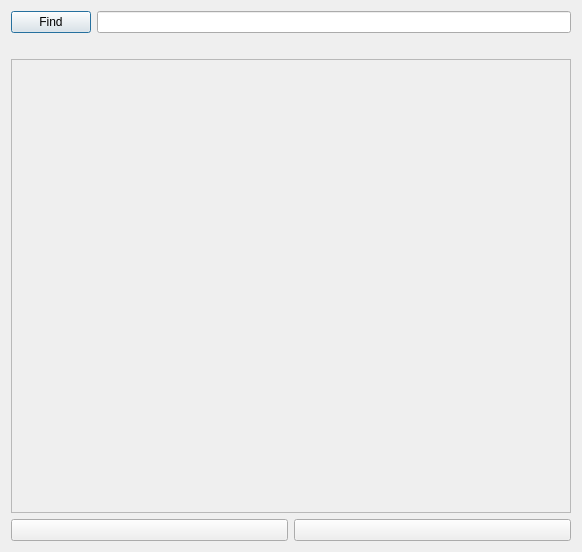
0xzer0x/quran-companion, file src/core/searchdialog.ui: the form before one commit.
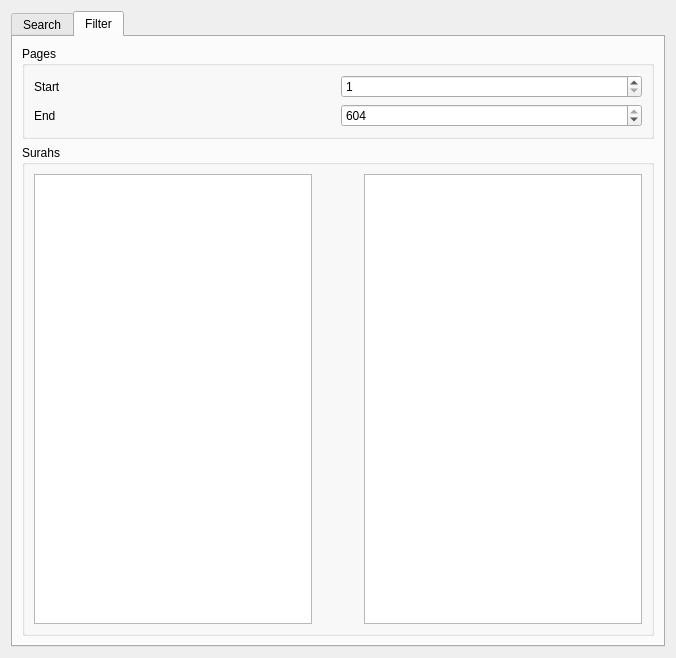
The form after the commit. The open tabs and pages were chosen to show the change. Icons and pictures are not drawn.

Commit message:
Bookmarks tab & Enhanced Search Features (#1)
* added bookmarks tab & search within page range

* fix page 177 in v1 font, select missing surah automatically to download

* search specific surahs only

* translations added

* Update README.md

* bookmarks shortcut added

* Update glyphs.db

What changed in the file:
```diff
--- a/src/core/searchdialog.ui
+++ b/src/core/searchdialog.ui
@@ -6,28 +6,43 @@
    <rect>
     <x>0</x>
     <y>0</y>
-    <width>582</width>
-    <height>552</height>
+    <width>676</width>
+    <height>658</height>
    </rect>
   </property>
   <property name="windowTitle">
-   <string>Dialog</string>
+   <string>Verse search</string>
   </property>
+  <layout class="QVBoxLayout" name="verticalLayout_3">
+   <item>
+    <widget class="QTabWidget" name="tabWidget">
+     <property name="currentIndex">
+      <number>0</number>
+     </property>
+     <widget class="QWidget" name="searchTab">
+      <attribute name="title">
+       <string>Search</string>
+      </attribute>
   <layout class="QVBoxLayout" name="verticalLayout">
    <item>
     <layout class="QHBoxLayout" name="hboxSearchBar">
+         <item>
+          <widget class="QLineEdit" name="ledSearchBar"/>
+         </item>
      <item>
       <widget class="QPushButton" name="btnSrch">
        <property name="text">
         <string>Find</string>
        </property>
-      </widget>
-     </item>
-     <item>
-      <widget class="QLineEdit" name="ledSearchBar"/>
-     </item>
-    </layout>
-   </item>
+           <property name="default">
+            <bool>true</bool>
+           </property>
+          </widget>
+         </item>
+        </layout>
+       </item>
+       <item>
+        <layout class="QHBoxLayout" name="horizontalLayout">
    <item>
     <widget class="QLabel" name="lbResultCount">
      <property name="text">
@@ -36,6 +51,35 @@
     </widget>
    </item>
    <item>
+          <spacer name="horizontalSpacer">
+           <property name="orientation">
+            <enum>Qt::Horizontal</enum>
+           </property>
+           <property name="sizeHint" stdset="0">
+            <size>
+             <width>40</width>
+             <height>20</height>
+            </size>
+           </property>
+          </spacer>
+         </item>
+         <item>
+          <widget class="QCheckBox" name="chkSurahsOnly">
+           <property name="text">
+            <string>Search selected surahs only</string>
+           </property>
+          </widget>
+         </item>
+         <item>
+          <widget class="QCheckBox" name="chkWholeWord">
+           <property name="text">
+            <string>Whole word</string>
+           </property>
+          </widget>
+         </item>
+        </layout>
+       </item>
+       <item>
     <widget class="QScrollArea" name="scrollArea">
      <property name="horizontalScrollBarPolicy">
       <enum>Qt::ScrollBarAlwaysOff</enum>
@@ -51,8 +95,8 @@
        <rect>
         <x>0</x>
         <y>0</y>
-        <width>562</width>
-        <height>446</height>
+            <width>634</width>
+            <height>498</height>
        </rect>
       </property>
       <layout class="QVBoxLayout" name="verticalLayout_2"/>
@@ -60,7 +104,20 @@
     </widget>
    </item>
    <item>
+        <widget class="QFrame" name="frmNavBtns">
     <layout class="QHBoxLayout" name="buttonHBox">
+          <property name="leftMargin">
+           <number>0</number>
+          </property>
+          <property name="topMargin">
+           <number>0</number>
+          </property>
+          <property name="rightMargin">
+           <number>0</number>
+          </property>
+          <property name="bottomMargin">
+           <number>0</number>
+          </property>
      <item>
       <widget class="QPushButton" name="btnFwdRes">
        <property name="text">
@@ -71,6 +128,9 @@
          <normalon>:/assets/images/arrow-left.png</normalon>
         </iconset>
        </property>
+            <property name="shortcut">
+             <string>Left</string>
+            </property>
       </widget>
      </item>
      <item>
@@ -83,9 +143,138 @@
          <normalon>:/assets/images/arrow-right.png</normalon>
         </iconset>
        </property>
+            <property name="shortcut">
+             <string>Right</string>
+            </property>
       </widget>
      </item>
     </layout>
+        </widget>
+       </item>
+      </layout>
+     </widget>
+     <widget class="QWidget" name="filterTab">
+      <attribute name="title">
+       <string>Filter</string>
+      </attribute>
+      <layout class="QVBoxLayout" name="verticalLayout_4">
+       <item>
+        <widget class="QGroupBox" name="groupBox">
+         <property name="title">
+          <string>Pages</string>
+         </property>
+         <layout class="QVBoxLayout" name="verticalLayout_5">
+          <item>
+           <layout class="QHBoxLayout" name="horizontalLayout_2">
+            <item>
+             <widget class="QLabel" name="label">
+              <property name="text">
+               <string>Start</string>
+              </property>
+             </widget>
+            </item>
+            <item>
+             <widget class="QSpinBox" name="spnStartPage">
+              <property name="minimum">
+               <number>1</number>
+              </property>
+              <property name="maximum">
+               <number>604</number>
+              </property>
+              <property name="stepType">
+               <enum>QAbstractSpinBox::DefaultStepType</enum>
+              </property>
+              <property name="value">
+               <number>1</number>
+              </property>
+             </widget>
+            </item>
+           </layout>
+          </item>
+          <item>
+           <layout class="QHBoxLayout" name="horizontalLayout_3">
+            <item>
+             <widget class="QLabel" name="label_2">
+              <property name="text">
+               <string>End</string>
+              </property>
+             </widget>
+            </item>
+            <item>
+             <widget class="QSpinBox" name="spnEndPage">
+              <property name="minimum">
+               <number>1</number>
+              </property>
+              <property name="maximum">
+               <number>604</number>
+              </property>
+              <property name="value">
+               <number>604</number>
+              </property>
+             </widget>
+            </item>
+           </layout>
+          </item>
+         </layout>
+        </widget>
+       </item>
+       <item>
+        <widget class="QGroupBox" name="groupBox_2">
+         <property name="title">
+          <string>Surahs</string>
+         </property>
+         <layout class="QHBoxLayout" name="horizontalLayout_4">
+          <item>
+           <widget class="QListView" name="listViewAllSurahs">
+            <property name="focusPolicy">
+             <enum>Qt::ClickFocus</enum>
+            </property>
+            <property name="editTriggers">
+             <set>QAbstractItemView::NoEditTriggers</set>
+            </property>
+            <property name="showDropIndicator" stdset="0">
+             <bool>false</bool>
+            </property>
+            <property name="selectionMode">
+             <enum>QAbstractItemView::ExtendedSelection</enum>
+            </property>
+            <property name="selectionBehavior">
+             <enum>QAbstractItemView::SelectRows</enum>
+            </property>
+           </widget>
+          </item>
+          <item>
+           <widget class="QPushButton" name="btnTransfer">
+            <property name="text">
+             <string/>
+            </property>
+            <property name="flat">
+             <bool>true</bool>
+            </property>
+           </widget>
+          </item>
+          <item>
+           <widget class="QListView" name="listViewSelected">
+            <property name="editTriggers">
+             <set>QAbstractItemView::NoEditTriggers</set>
+            </property>
+            <property name="showDropIndicator" stdset="0">
+             <bool>false</bool>
+            </property>
+            <property name="selectionMode">
+             <enum>QAbstractItemView::ExtendedSelection</enum>
+            </property>
+            <property name="resizeMode">
+             <enum>QListView::Fixed</enum>
+            </property>
+           </widget>
+          </item>
+         </layout>
+        </widget>
+       </item>
+      </layout>
+     </widget>
+    </widget>
    </item>
   </layout>
  </widget>
```
Lines whose indentation alone changed are shown as unchanged. The commit also changes 31 other files.
